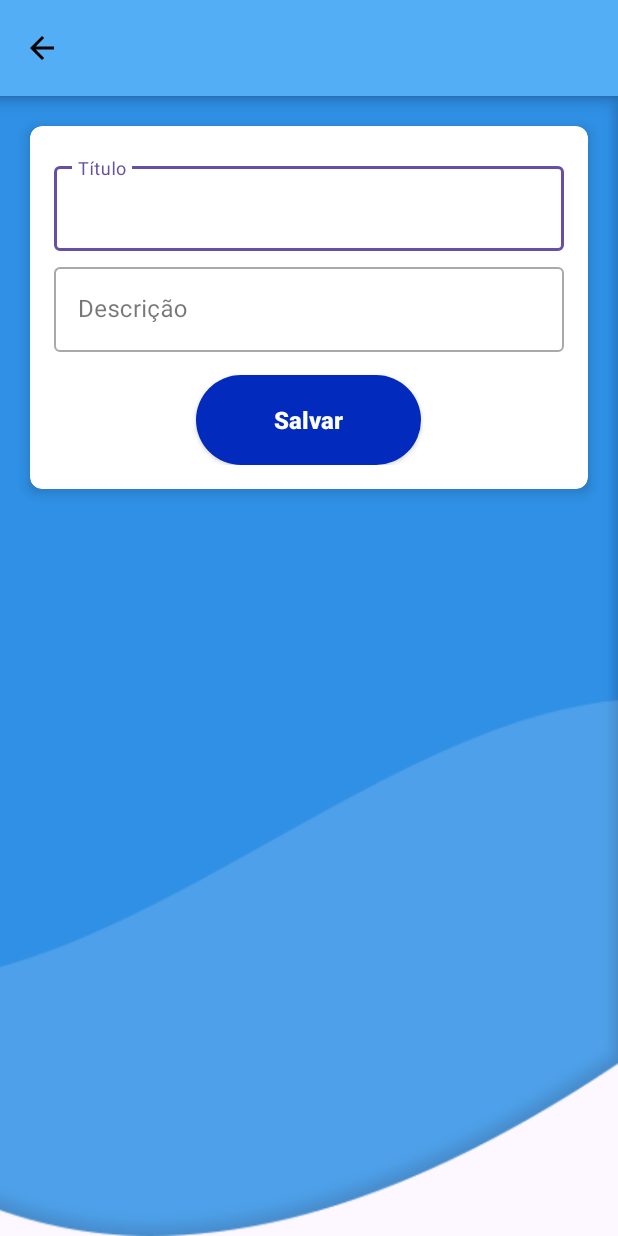
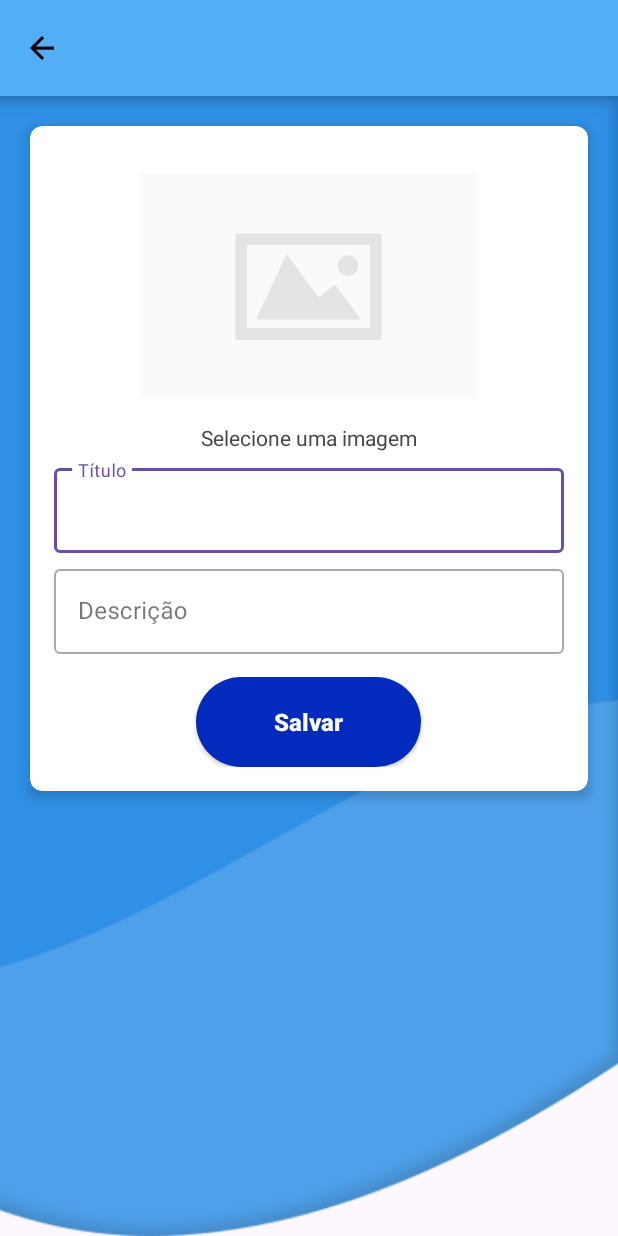
Before and after one commit to LuizFurmann/Android-Task-Firebase, an Android app: the CreateTaskActivity screen opened directly, with no data from a screen before it, on a phone screen of 412 x 824 dp. Run offline under Robolectric (Android 15) with nearby library versions, the phone set to English and light mode, and no system bars; our stand-ins replace Firebase (no records; nobody signed in at launch, a user with empty details on screens opened directly).

Commit message:
pegando imagem do dispositivo

```diff
--- a/app/src/main/java/com/example/tasks/view/task/CreateTaskActivity.kt
+++ b/app/src/main/java/com/example/tasks/view/task/CreateTaskActivity.kt
@@ -1,5 +1,6 @@
 package com.example.tasks.view.task
 
+import android.content.Intent
 import androidx.appcompat.app.AppCompatActivity
 import android.os.Bundle
 import android.view.MenuItem
@@ -15,6 +16,9 @@ class CreateTaskActivity : AppCompatActivity() {
     private lateinit var binding : ActivityCreateTaskBinding
     private lateinit var firebaseFirestore: FirebaseFirestore
     private val taskViewModel: TaskViewModel by viewModels()
+
+    private val REQUEST_IMAGE = 100
+    private var profilePicturePath: String? = null
 
     companion object {
         const val EXTRA_DATA = "extra_data"
@@ -32,6 +36,7 @@ class CreateTaskActivity : AppCompatActivity() {
         setupToolbar()
         createTask()
         updateView()
+        selectImage()
     }
 
     fun updateView(){
@@ -39,6 +44,33 @@ class CreateTaskActivity : AppCompatActivity() {
             var task = intent.getSerializableExtra(EXTRA_DATA) as Task
             binding.etTitle.setText(task.title.toString())
             binding.etDescription.setText(task.description.toString())
+        }
+    }
+
+    private fun selectImage(){
+        binding.selectedImage.setOnClickListener {
+            imageChooser()
+        }
+    }
+
+    private fun imageChooser() {
+        val i = Intent()
+        i.type = "image/*"
+        i.action = Intent.ACTION_OPEN_DOCUMENT
+        startActivityForResult(Intent.createChooser(i, getString(R.string.selectImage)), REQUEST_IMAGE)
+    }
+
+    override fun onActivityResult(requestCode: Int, resultCode: Int, data: Intent?) {
+        super.onActivityResult(requestCode, resultCode, data)
+        if (requestCode == REQUEST_IMAGE) {
+            val selectedImageUri = data?.data
+            if (null != selectedImageUri) {
+
+                val rPermPersist = Intent.FLAG_GRANT_READ_URI_PERMISSION
+                this.contentResolver.takePersistableUriPermission(data?.data!!, rPermPersist)
+                binding.selectedImage.setImageURI(data?.data)
+                profilePicturePath = selectedImageUri.toString()
+            }
         }
     }
 
--- a/app/src/main/res/layout/activity_create_task.xml
+++ b/app/src/main/res/layout/activity_create_task.xml
@@ -24,6 +24,22 @@
             android:layout_height="wrap_content"
             android:orientation="vertical"
             android:padding="16dp">
+
+            <ImageView
+                android:id="@+id/selectedImage"
+                android:layout_width="wrap_content"
+                android:layout_height="150dp"
+                android:layout_margin="16dp"
+                android:layout_gravity="center"
+                android:src="@drawable/img_default"
+                android:adjustViewBounds="true" />
+
+            <TextView
+                android:id="@+id/selectImageTittle"
+                android:layout_width="wrap_content"
+                android:layout_height="wrap_content"
+                android:text="@string/selectImage"
+                android:layout_gravity="center"/>
 
             <com.google.android.material.textfield.TextInputLayout
                 android:id="@+id/tilTitle"
--- a/app/src/main/res/values/strings.xml
+++ b/app/src/main/res/values/strings.xml
@@ -11,4 +11,5 @@
     <string name="understand">Entendi</string>
     <string name="registerError">Erro ao cadastrar</string>
     <string name="worngPassword">As senhas precisam ser iguais</string>
+    <string name="selectImage">Selecione uma imagem</string>
 </resources>
```
Also changed, not shown: app/src/main/res/drawable/img_default.png (added).
